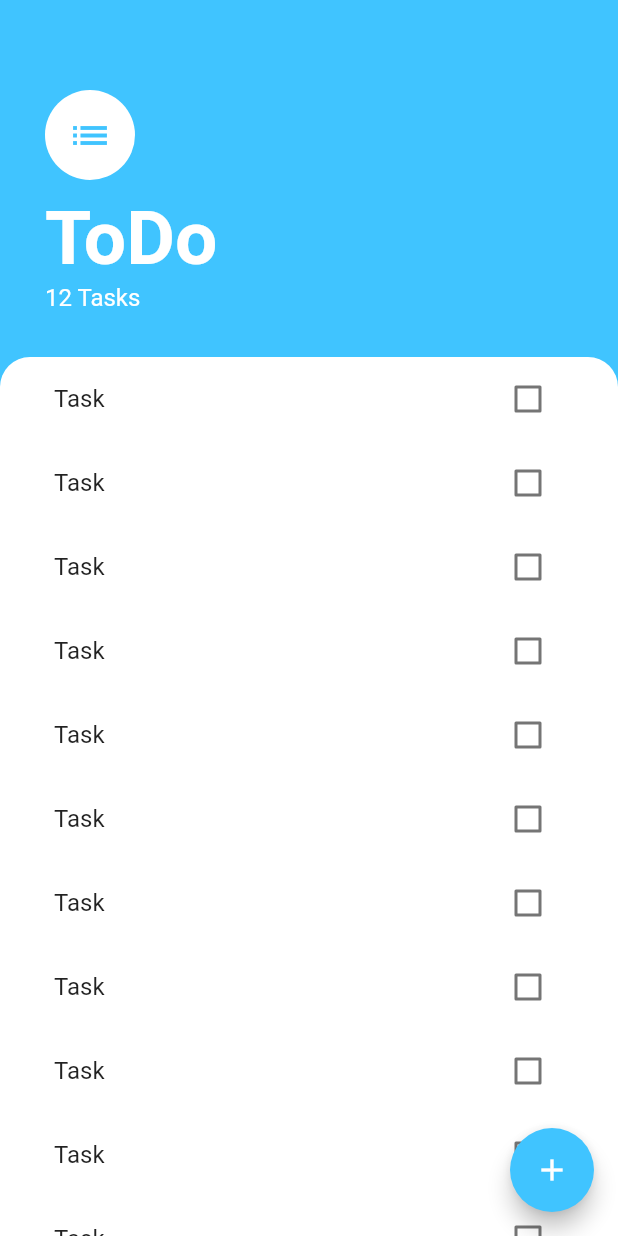
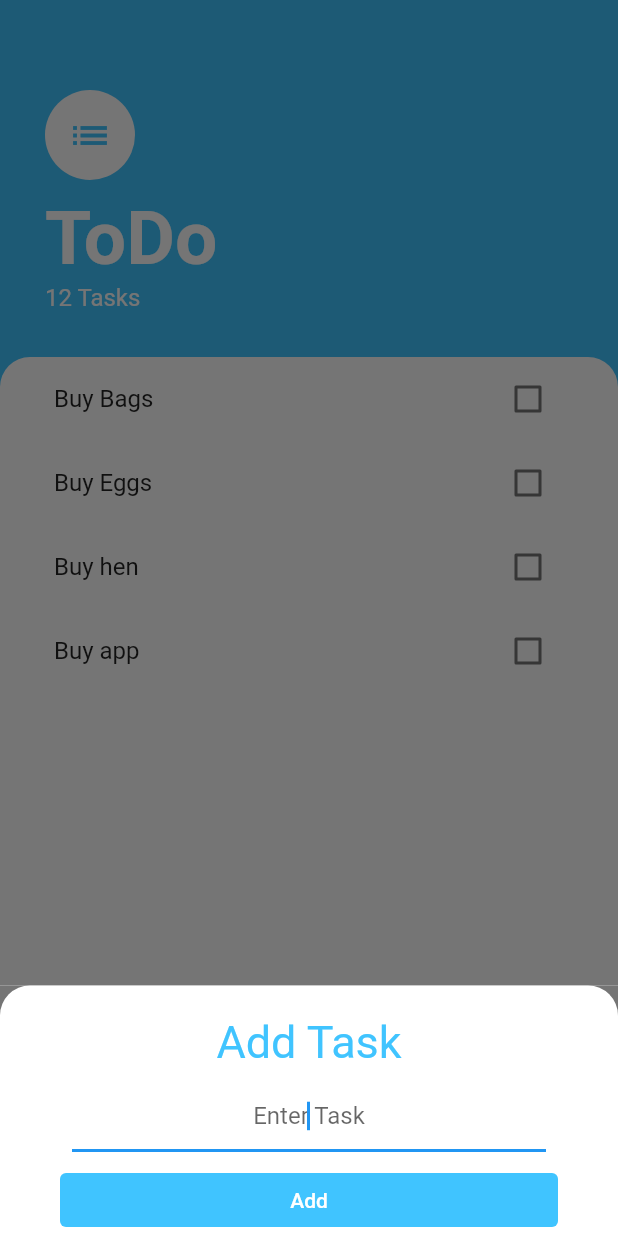
Before and after one commit to Ram2905/todoapp, a Flutter app: the screen it shows after launch, after a tap on the "add" icon, on a phone screen of 412 x 824 dp. Run offline on Flutter 3.47's test engine with Material 2 defaults, Android fonts, the phone set to English and light mode, and no system bars.

Commit message:
commit on master

```diff
--- /dev/null
+++ b/lib/models/task.dart
@@ -0,0 +1,8 @@
+class Task {
+  late String name;
+  late bool isDone;
+  Task({required this.name, this.isDone = false});
+  void toggleDone() {
+    isDone = !isDone;
+  }
+}
--- /dev/null
+++ b/lib/screens/add_task_screen.dart
@@ -0,0 +1,74 @@
+import 'package:flutter/material.dart';
+
+class AddTaskScreen extends StatelessWidget {
+  // const AddTaskScreen({ Key? key }) : super(key: key);
+
+  @override
+  Widget build(BuildContext context) {
+    return Container(
+      color: Color(0xff757575),
+      child: Container(
+        decoration: BoxDecoration(
+          color: Colors.white,
+          borderRadius: BorderRadius.only(
+            topLeft: Radius.circular(20.0),
+            topRight: Radius.circular(20.0),
+          ),
+        ),
+        child: Column(
+          // crossAxisAlignment: CrossAxisAlignment.center,
+          children: [
+            Row(
+              mainAxisAlignment: MainAxisAlignment.center,
+              children: [
+                Padding(
+                  padding: const EdgeInsets.only(top: 20.0),
+                  child: Text(
+                    "Add Task",
+                    style: TextStyle(
+                        color: Colors.lightBlueAccent, fontSize: 30.0),
+                  ),
+                ),
+              ],
+            ),
+            Padding(
+              padding: const EdgeInsets.all(8.0),
+              child: Row(
+                children: [
+                  Expanded(
+                    child: Padding(
+                      padding: const EdgeInsets.symmetric(horizontal: 40.0),
+                      child: TextField(
+                        textAlign: TextAlign.center,
+                        decoration: InputDecoration(
+                            // border: InputBorder.none,
+                            // labelText: 'Enter Task',
+                            hintText: 'Enter Task'),
+                        autofocus: true,
+                      ),
+                    ),
+                  ),
+                ],
+              ),
+            ),
+            Padding(
+              padding: const EdgeInsets.symmetric(horizontal: 40.0),
+              child: TextButton(
+                style: ButtonStyle(
+                  backgroundColor:
+                      MaterialStateProperty.all<Color>(Colors.lightBlueAccent),
+                ),
+                onPressed: () {},
+                child: Center(
+                    child: Text(
+                  "Add",
+                  style: TextStyle(color: Colors.white),
+                )),
+              ),
+            )
+          ],
+        ),
+      ),
+    );
+  }
+}
--- a/lib/screens/task_screen.dart
+++ b/lib/screens/task_screen.dart
@@ -1,5 +1,6 @@
 import 'package:flutter/material.dart';
 import 'package:todoapp/widgets/tasks_list.dart';
+import 'add_task_screen.dart';
 
 class TasksScreen extends StatefulWidget {
   TasksScreen({Key? key}) : super(key: key);
@@ -11,12 +12,27 @@ class TasksScreen extends StatefulWidget {
 class _TasksScreenState extends State<TasksScreen> {
   bool _value = false;
 
+  Widget buildBottomSheet(BuildContext context) {
+    return AddTaskScreen();
+  }
+
   @override
   Widget build(BuildContext context) {
     return Scaffold(
       backgroundColor: Colors.lightBlueAccent,
       floatingActionButton: FloatingActionButton(
-        onPressed: () {},
+        onPressed: () {
+          showModalBottomSheet(
+            isScrollControlled: true,
+            context: context,
+            builder: (context) => SingleChildScrollView(
+              child: Container(
+                  padding: EdgeInsets.only(
+                      bottom: MediaQuery.of(context).viewInsets.bottom),
+                  child: buildBottomSheet(context)),
+            ),
+          );
+        },
         backgroundColor: Colors.lightBlueAccent,
         child: Icon(Icons.add),
       ),
--- a/lib/widgets/tasks_list.dart
+++ b/lib/widgets/tasks_list.dart
@@ -1,24 +1,50 @@
 import 'package:flutter/material.dart';
 import 'package:todoapp/widgets/tasks_tile.dart';
+import "package:todoapp/models/task.dart";
 
-class TasksList extends StatelessWidget {
+class TasksList extends StatefulWidget {
+  @override
+  State<TasksList> createState() => _TasksListState();
+}
+
+class _TasksListState extends State<TasksList> {
+  List<Task> tasks = [
+    Task(name: "Buy Bags"),
+    Task(name: "Buy Eggs"),
+    Task(name: "Buy hen"),
+    Task(name: "Buy app"),
+  ];
+
   @override
   Widget build(BuildContext context) {
-    return ListView(
-      children: [
-        TaskTile(),
-        TaskTile(),
-        TaskTile(),
-        TaskTile(),
-        TaskTile(),
-        TaskTile(),
-        TaskTile(),
-        TaskTile(),
-        TaskTile(),
-        TaskTile(),
-        TaskTile(),
-        TaskTile(),
-      ],
-    );
+    return ListView.builder(
+        itemCount: tasks.length,
+        itemBuilder: (BuildContext context, int index) {
+          return TaskTile(
+            taskTitle: tasks[index].name,
+            isChecked: tasks[index].isDone,
+            checkBoxCallback: (checkBoxState) {
+              setState(() {
+                tasks[index].toggleDone(); //= checkBoxState ?? true;
+              });
+            },
+          );
+        });
+    // ListView(
+    //   children: [
+    //     // TaskTile(taskTitle: tasks[0].name, isChecked: tasks[0].isDone),
+    //     // TaskTile(taskTitle: tasks[1].name, isChecked: tasks[1].isDone),
+    //     // TaskTile(taskTitle: tasks[2].name, isChecked: tasks[2].isDone),
+    //     // TaskTile(taskTitle: tasks[3].name, isChecked: tasks[3].isDone),
+    //     // TaskTile(taskTitle: tasks[0].name,isChecked: tasks[0].isDone),
+    //     // TaskTile(taskTitle: tasks[0].name,isChecked: tasks[0].isDone),
+    //     // TaskTile(),
+    //     // TaskTile(),
+    //     // TaskTile(),
+    //     // TaskTile(),
+    //     // TaskTile(),
+    //     // TaskTile(),
+    //   ],
+    // );
   }
 }
--- a/lib/widgets/tasks_tile.dart
+++ b/lib/widgets/tasks_tile.dart
@@ -1,14 +1,57 @@
 import 'package:flutter/material.dart';
 
 class TaskTile extends StatelessWidget {
+  bool isChecked = false;
+  final String taskTitle;
+  final void Function(bool?)? checkBoxCallback;
+  // void Function(bool?) checkBoxCallBack(bool checkboxState) {
+  //   try {
+  //     setState(() {
+  //       isChecked = checkboxState;
+  //     });
+  //   } catch (e) {
+  //     rethrow;
+  //   }
+  // }
+  TaskTile(
+      {required this.isChecked,
+      required this.taskTitle,
+      required this.checkBoxCallback});
   @override
   Widget build(BuildContext context) {
-    return ListTile(
-      title: Text("Task"),
+    return //Text("data");
+        ListTile(
+      title: Text(
+        taskTitle,
+        style: TextStyle(
+            decoration: isChecked ? TextDecoration.lineThrough : null),
+      ),
       trailing: Checkbox(
-        value: false,
-        onChanged: (value) {},
+        value: isChecked,
+        activeColor: Colors.lightBlueAccent,
+
+        onChanged: checkBoxCallback, //toggleCheckBoxState
       ),
     );
   }
 }
+/*
+(bool? checkBoxState) {
+          setState(() {
+            isChecked = checkBoxState ?? true;
+          });
+        },
+
+*/
+
+/*class TaskCheckbox extends StatelessWidget {
+  late final bool checkboxState;
+  late final void Function(bool?) toggleCheckBoxState;
+
+  TaskCheckbox(
+      {required this.checkboxState, required this.toggleCheckBoxState});
+  @override
+  Widget build(BuildContext context) {
+    return
+  }
+}*/
```
